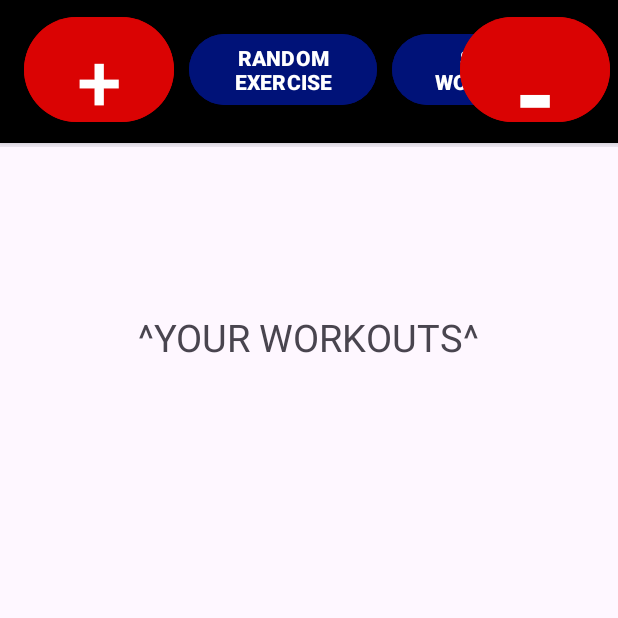
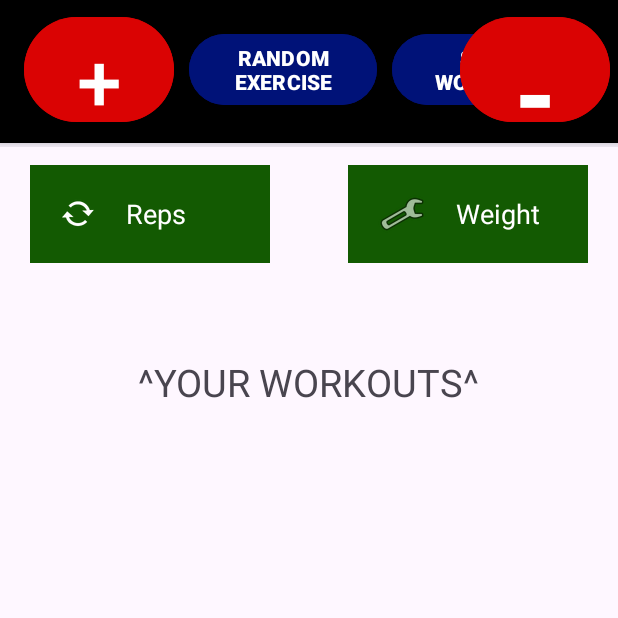
Before and after one commit to JeremyPFrank/Workout_App, an Android app: the Workouts_Home screen opened directly, with no data from a screen before it, on a phone screen of 412 x 824 dp, the top half of it. Run offline under Robolectric (Android 15) with nearby library versions, the phone set to English and light mode, and no system bars.

Commit message:
added rep & weight entry editTexts

```diff
--- a/app/src/main/java/com/example/ultimateproject/Workouts_Home.java
+++ b/app/src/main/java/com/example/ultimateproject/Workouts_Home.java
@@ -44,6 +44,8 @@ public class Workouts_Home extends AppCompatActivity {
     Button ran_workoutbtn;
     Button remove_workoutbtn;
     Button new_workoutbtn;
+    TextView reps;
+    TextView weight;
 
     @Override
     protected void onCreate(Bundle savedInstanceState) {
@@ -51,6 +53,8 @@ public class Workouts_Home extends AppCompatActivity {
         binding = ActivityWorkoutsHomeBinding.inflate(getLayoutInflater());
         setContentView(binding.getRoot());
 
+        reps = findViewById(R.id.reps);
+        weight = findViewById(R.id.weight);
         add_workoutbtn = findViewById(R.id.addworkoutbtn);
         ran_workoutbtn = findViewById(R.id.randomworkout);
         remove_workoutbtn = findViewById(R.id.removeworkout);
@@ -86,7 +90,7 @@ public class Workouts_Home extends AppCompatActivity {
                             builder.setPositiveButton("ADD", new DialogInterface.OnClickListener() {
                                 @Override
                                 public void onClick(DialogInterface dialogInterface, int i) {
-                                    workouts_format.append(input.getText().toString()).append("  \n");
+                                    workouts_format.append(input.getText().toString()).append(" " + reps.getText().toString() + "x" + weight.getText().toString()).append("  \n");
                                 }
                             });
                             builder.setNegativeButton("Cancel", new DialogInterface.OnClickListener() {
@@ -99,7 +103,7 @@ public class Workouts_Home extends AppCompatActivity {
                         }
 
                         for (String exer : workoutList){
-                            workouts_format.append(exer).append("  \n");
+                            workouts_format.append(exer).append(" " + reps.getText().toString() + "x" + weight.getText().toString()).append("  \n");
                         }
                         workouts_format.append(workouts.getText());
                         workouts.setText(workouts_format);
@@ -126,7 +130,7 @@ public class Workouts_Home extends AppCompatActivity {
                         List<String> workoutList = picker.getWorkouts(workout);
                         StringBuilder workouts_format = new StringBuilder();
                         for (String exer : workoutList){
-                            workouts_format.append(exer).append("  \n");
+                            workouts_format.append(exer).append(" " + reps.getText().toString() + "x" + weight.getText().toString()).append("  \n");
                         }
                         workouts_format.append(workouts.getText());
                         workouts.setText(workouts_format);
--- a/app/src/main/res/layout/activity_main.xml
+++ b/app/src/main/res/layout/activity_main.xml
@@ -34,21 +34,24 @@
         android:drawableLeft="@drawable/baseline_person_24"
         android:drawablePadding="20dp"
         />
+
     <EditText
+        android:id="@+id/password"
         android:layout_width="match_parent"
         android:layout_height="wrap_content"
-        android:id="@+id/password"
+        android:layout_below="@+id/username"
+        android:layout_marginStart="10dp"
+        android:layout_marginTop="10dp"
+        android:layout_marginEnd="10dp"
+        android:layout_marginBottom="10dp"
         android:background="#30000000"
-        android:layout_below="@+id/username"
-        android:hint="Password"
-        android:textColorHint="@color/black"
-        android:textColor="@color/black"
-        android:layout_margin="10dp"
-        android:padding="20dp"
         android:drawableLeft="@drawable/baseline_security_24"
         android:drawablePadding="20dp"
+        android:hint="Password"
         android:inputType="textPassword"
-        />
+        android:padding="20dp"
+        android:textColor="@color/black"
+        android:textColorHint="@color/black" />
     <TextView
         android:layout_width="match_parent"
         android:layout_height="wrap_content"
--- a/app/src/main/res/layout/activity_workouts_home.xml
+++ b/app/src/main/res/layout/activity_workouts_home.xml
@@ -6,7 +6,37 @@
     android:layout_height="wrap_content"
     android:fitsSystemWindows="true"
     tools:context=".Workouts_Home">
-
+    <EditText
+        android:layout_width="160dp"
+        android:layout_height="65dp"
+        android:id="@+id/reps"
+        android:background="#135A02"
+        android:hint="Reps"
+        android:layout_gravity="left"
+        android:textColorHint="@color/white"
+        android:inputType="text"
+        android:textColor="@color/white"
+        android:layout_marginTop="110dp"
+        android:layout_marginLeft="20dp"
+        android:padding="20dp"
+        android:drawableLeft="@android:drawable/stat_notify_sync"
+        android:drawablePadding="20dp"
+        />
+    <EditText
+        android:id="@+id/weight"
+        android:layout_width="160dp"
+        android:layout_height="65dp"
+        android:layout_gravity="right"
+        android:layout_marginTop="110dp"
+        android:layout_marginRight="20dp"
+        android:inputType="text"
+        android:background="#135A02"
+        android:drawableLeft="@android:drawable/ic_menu_preferences"
+        android:drawablePadding="20dp"
+        android:hint="Weight"
+        android:padding="20dp"
+        android:textColor="@color/white"
+        android:textColorHint="@color/white" />
     <com.google.android.material.appbar.AppBarLayout
         android:id="@+id/app_bar"
         android:layout_width="match_parent"
--- a/app/src/main/res/layout/content_scrolling.xml
+++ b/app/src/main/res/layout/content_scrolling.xml
@@ -11,7 +11,7 @@
     <TextView
         android:layout_width="wrap_content"
         android:layout_height="wrap_content"
-        android:layout_marginTop="80dp"
+        android:layout_marginTop="110dp"
         android:text="\n^YOUR WORKOUTS^"
         android:textSize="25dp"
         android:layout_gravity="center_horizontal"
@@ -20,4 +20,5 @@
         />
 
 
+
 </androidx.core.widget.NestedScrollView>
```
Also changed, not shown: app/src/main/res/drawable/img_1.png (added).
